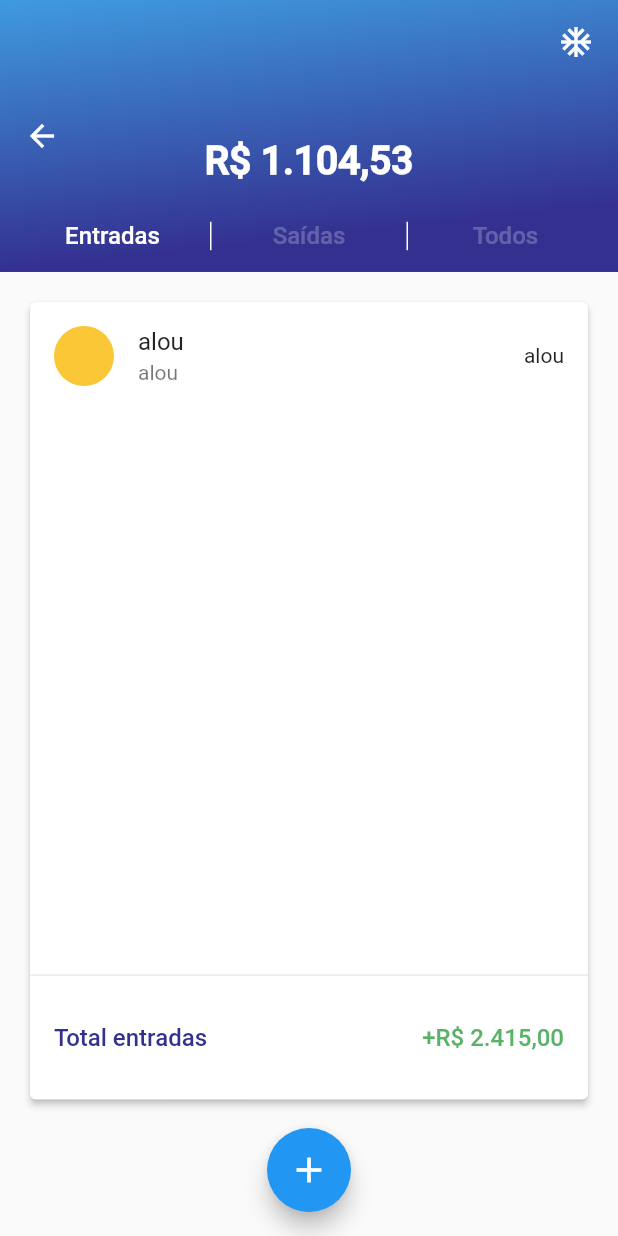
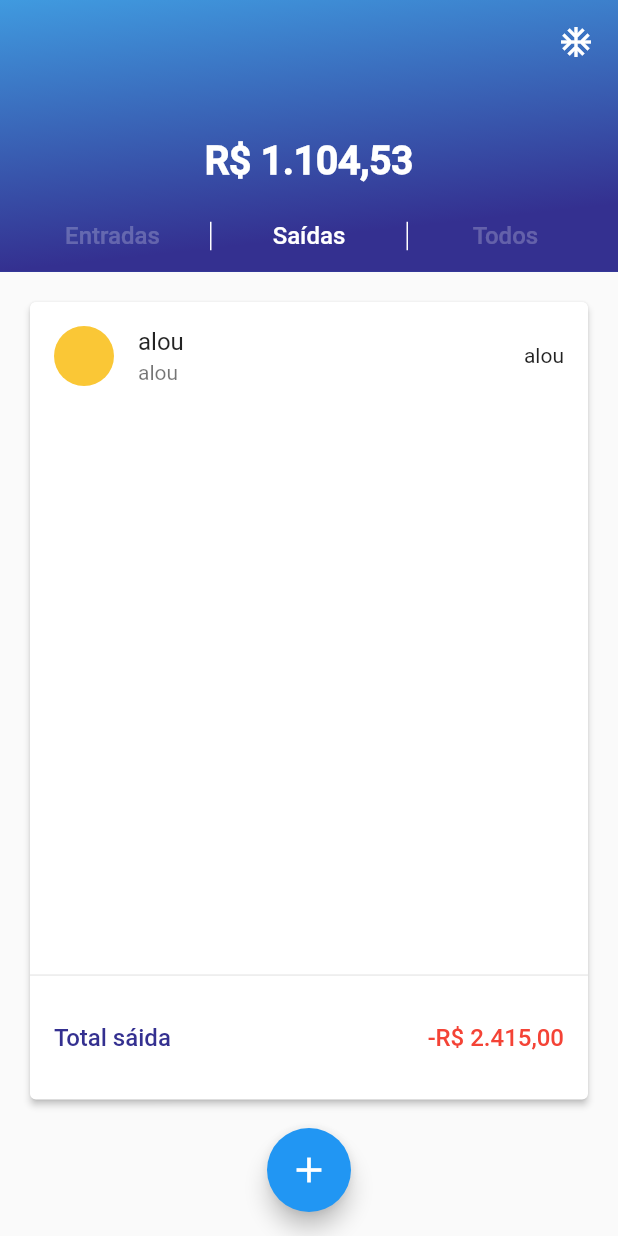
Before and after one commit to rodrigofelipejr/raro-academy-budget, a Flutter app: the DayPage screen opened directly, after a tap on "Saídas", on a phone screen of 412 x 824 dp. Run offline on Flutter 3.47's test engine with Material 2 defaults, Android fonts, the phone set to English and light mode, and no system bars; our stand-ins replace firebase_auth, firebase_core, flutter_mobx, mobx; missing offline and left inert: animated_card; accounts and stored records are empty; generated files the repository leaves out were written again; project files that could hold a hidden picture were left out.

Commit message:
pageview utilizado com os botoes

```diff
--- a/lib/app_widget.dart
+++ b/lib/app_widget.dart
@@ -1,4 +1,5 @@
 import 'package:flutter/material.dart';
+import 'package:flutter_finance_controller/src/features/day_by_day/day_page.dart';
 import 'package:flutter_finance_controller/src/features/splash/splash_page.dart';
 
 class AppWidget extends StatelessWidget {
@@ -10,7 +11,7 @@ class AppWidget extends StatelessWidget {
       theme: ThemeData(
         primarySwatch: Colors.blue,
       ),
-      home: SplashPage(),
+      home: DayPage(),
     );
   }
 }
--- a/lib/src/features/day_by_day/day_page.dart
+++ b/lib/src/features/day_by_day/day_page.dart
@@ -14,21 +14,14 @@ class DayPage extends StatefulWidget {
 class _DayPageState extends State<DayPage> {
   final PageController _pageController = PageController();
   int screen = 0;
-  dynamic get entrada => _pageController.animateToPage(
-        0,
-        duration: const Duration(milliseconds: 1000),
-        curve: Curves.easeInOut,
-      );
-  dynamic get saida => _pageController.animateToPage(
-        1,
-        duration: const Duration(milliseconds: 1000),
-        curve: Curves.easeInOut,
-      );
-  dynamic get todos => _pageController.animateToPage(
-        2,
-        duration: const Duration(milliseconds: 1000),
-        curve: Curves.easeInOut,
-      );
+  void navigator({required int pageindex}) {
+    _pageController.animateToPage(
+      pageindex,
+      duration: const Duration(milliseconds: 800),
+      curve: Curves.easeInOut,
+    );
+  }
+
   @override
   Widget build(BuildContext context) {
     return Scaffold(
@@ -44,9 +37,9 @@ class _DayPageState extends State<DayPage> {
         bottomOpacity: 0.0,
         elevation: 0.0,
         flexibleSpace: ButtonsAppBarDay(
-          buttonin: () => entrada,
-          buttonout: () => saida,
-          buttonall: () => todos,
+          buttonin: () => navigator(pageindex: 0),
+          buttonout: () => navigator(pageindex: 1),
+          buttonall: () => navigator(pageindex: 2),
           tela: screen,
         ),
         toolbarHeight: MediaQuery.of(context).size.height * 0.22,
@@ -61,7 +54,10 @@ class _DayPageState extends State<DayPage> {
         ],
       ),
       body: PageView(
-        onPageChanged: (page) => screen = page,
+        onPageChanged: (page) {
+          screen = page;
+          setState(() {});
+        },
         controller: _pageController,
         children: [
           InputCard(),
--- a/lib/src/features/day_by_day/shared/widgets/all_card.dart
+++ b/lib/src/features/day_by_day/shared/widgets/all_card.dart
@@ -57,7 +57,7 @@ class AllCard extends StatelessWidget {
                         mainAxisAlignment: MainAxisAlignment.spaceBetween,
                         children: [
                           Text(
-                            'Total entradas',
+                            'Total',
                             style: TextStyle(
                                 fontSize: 16,
                                 fontWeight: FontWeight.w500,
--- a/lib/src/features/day_by_day/shared/widgets/output_card.dart
+++ b/lib/src/features/day_by_day/shared/widgets/output_card.dart
@@ -57,18 +57,18 @@ class OutCard extends StatelessWidget {
                         mainAxisAlignment: MainAxisAlignment.spaceBetween,
                         children: [
                           Text(
-                            'Total entradas',
+                            'Total sáida',
                             style: TextStyle(
                                 fontSize: 16,
                                 fontWeight: FontWeight.w500,
                                 color: Color.fromARGB(255, 52, 48, 144)),
                           ),
                           Text(
-                            '+R\$ 2.415,00',
+                            '-R\$ 2.415,00',
                             style: TextStyle(
                                 fontSize: 16,
                                 fontWeight: FontWeight.w500,
-                                color: Color.fromARGB(255, 88, 179, 104)),
+                                color: Color.fromARGB(255, 244, 67, 54)),
                           ),
                         ],
                       ),
```
